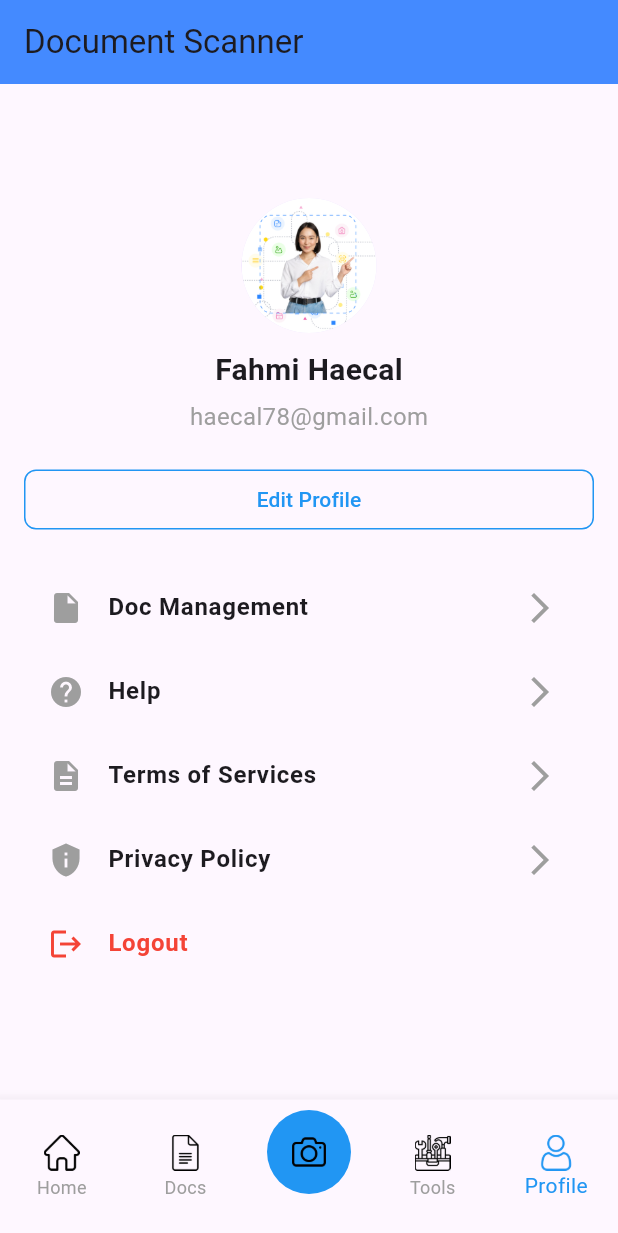
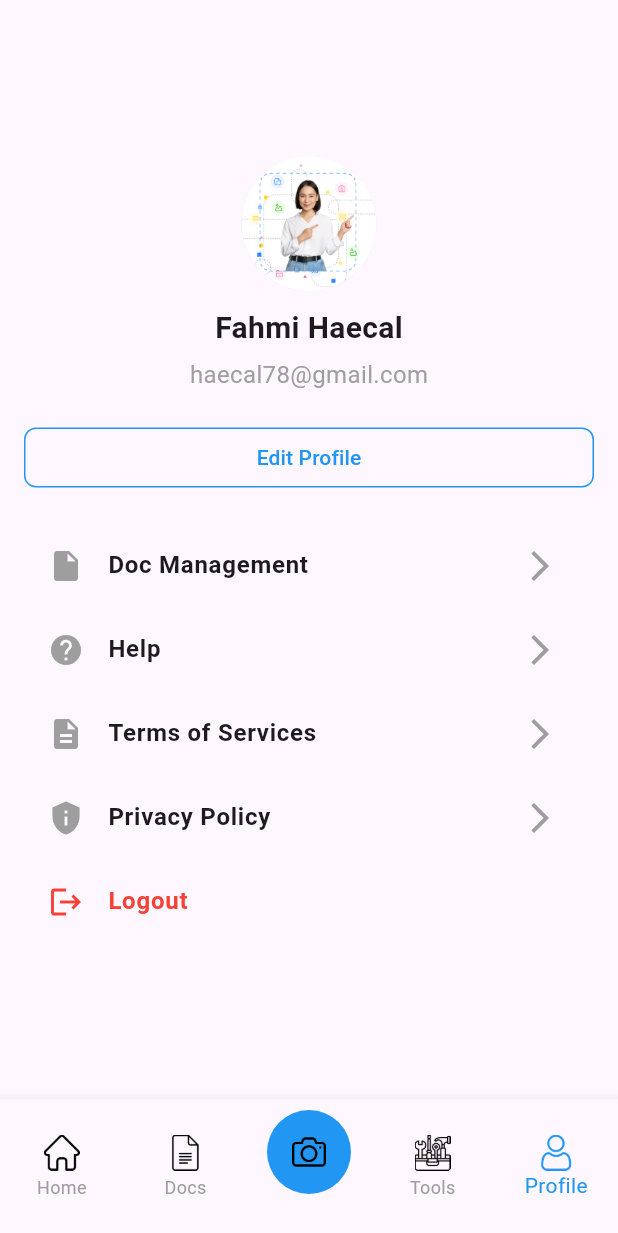
Before and after one commit to ranjan231/Doc-Scanner, a Flutter app: the HomeScreen screen opened directly, item 5 of the bottom bar chosen, on a phone screen of 412 x 824 dp. Shown: the top 1233 px of the screen. Run offline on Flutter 3.47's test engine with Material 3 defaults, Android fonts, the phone set to English and light mode, and no system bars; our stand-ins replace cloud_firestore, firebase_auth, firebase_core, google_sign_in; accounts and stored records are empty.

Commit message:
profile screen issue fix

```diff
--- /dev/null
+++ b/lib/Constant/Constant.dart
@@ -0,0 +1,9 @@
+import 'package:flutter/material.dart';
+
+class Constant {
+  static GlobalKey<NavigatorState> navigatorKey = GlobalKey<NavigatorState>();
+
+   static getRootContext() {
+    return Constant.navigatorKey.currentState!.context;
+  }
+}
--- a/lib/Screen/HomeScreen/HomeScreen.dart
+++ b/lib/Screen/HomeScreen/HomeScreen.dart
@@ -1,4 +1,5 @@
 import 'package:flutter/material.dart';
+import 'package:flutterpracticeversion22/Screen/ProfileScreen/ProfileScreen.dart';
 
 class HomeScreen extends StatefulWidget {
   @override
@@ -19,18 +20,17 @@ class _HomeScreenState extends State<HomeScreen> {
         const Center(
             child: Text('Tools Screen',
                 style: TextStyle(fontSize: 35, fontWeight: FontWeight.bold))),
-        _buildProfileForm(),
+        profileScreen(),
       ];
 
   @override
   Widget build(BuildContext context) {
     return Scaffold(
-      appBar: AppBar(
-        title: const Text('Document Scanner'),
-        backgroundColor: Colors.blueAccent,
-        elevation: 0,
+
+      body: Padding(
+        padding: const EdgeInsets.symmetric(vertical: 25),
+        child: _widgetOptions[_selectedIndex],
       ),
-      body: _widgetOptions[_selectedIndex],
       bottomNavigationBar: BottomNavigationBar(
         type: BottomNavigationBarType.fixed,
         currentIndex: _selectedIndex,
@@ -185,73 +185,6 @@ class _HomeScreenState extends State<HomeScreen> {
     );
   }
 
-  Widget _buildProfileForm() {
-    return Center(
-      child: SingleChildScrollView(
-        padding: const EdgeInsets.symmetric(horizontal: 16, vertical: 32),
-        child: Column(
-          children: [
-            // Profile image
-            CircleAvatar(
-              radius: 45,
-              backgroundImage: AssetImage(
-                  'assets/images/profile1.png'), // Replace with user's image if available
-            ),
-            const SizedBox(height: 10),
-
-            // User's name and email
-            const Text(
-              'Fahmi Haecal',
-              style: TextStyle(fontSize: 20, fontWeight: FontWeight.bold),
-            ),
-            const SizedBox(height: 5),
-            const Text(
-              'haecal78@gmail.com',
-              style: TextStyle(fontSize: 16, color: Colors.grey),
-            ),
-            const SizedBox(height: 20),
-
-            // Edit Profile button
-            SizedBox(
-              width: double.infinity,
-              child: OutlinedButton(
-                onPressed: () {
-                  print('Edit Profile clicked');
-                },
-                style: OutlinedButton.styleFrom(
-                  side: BorderSide(
-                      color: Colors.blue), // Set the border color to blue
-                  foregroundColor: Colors.blue, // Text color
-                  shape: RoundedRectangleBorder(
-                    borderRadius: BorderRadius.circular(8), // Rounded corners
-                  ),
-                ),
-                child: const Text('Edit Profile'),
-              ),
-            ),
-            const SizedBox(height: 20),
-            _buildProfileOption(Icons.insert_drive_file, 'Doc Management'),
-            _buildProfileOption(Icons.help, 'Help'),
-            _buildProfileOption(Icons.description, 'Terms of Services'),
-            _buildProfileOption(Icons.privacy_tip, 'Privacy Policy'),
-
-            // Logout button
-            ListTile(
-              leading: Icon(Icons.logout, color: Colors.red),
-              title: const Text(
-                'Logout',
-                style: TextStyle(color: Colors.red,fontWeight: FontWeight.bold),
-              ),
-              onTap: () {
-                print('User logged out');
-              },
-            ),
-          ],
-        ),
-      ),
-    );
-  }
-
   Widget _buildProfileOption(IconData icon, String label) {
     return ListTile(
       leading: Icon(icon, color: Colors.grey),
--- a/lib/Screen/LoginScreen/LoginScreen.dart
+++ b/lib/Screen/LoginScreen/LoginScreen.dart
@@ -87,6 +87,7 @@ class _LoginView2State extends State<LoginView2> {
       body: Center(
         child: Padding(
           padding: const EdgeInsets.symmetric(horizontal: 20.0),
+          child: SingleChildScrollView(
             child: Column(
               mainAxisAlignment: MainAxisAlignment.center,
               children: [
@@ -197,6 +198,7 @@ class _LoginView2State extends State<LoginView2> {
             ),
           ),
         ),
+      ),
     );
   }
 }
--- /dev/null
+++ b/lib/Screen/ProfileScreen/ProfileScreen.dart
@@ -0,0 +1,92 @@
+import 'package:flutter/material.dart';
+class  profileScreen extends StatefulWidget {
+  const  profileScreen({super.key});
+
+  @override
+  State<profileScreen> createState() =>  profileScreenState();
+}
+
+class  profileScreenState extends State< profileScreen> {
+
+
+  Widget _buildProfileOption(IconData icon, String label) {
+    return ListTile(
+      leading: Icon(icon, color: Colors.grey),
+      title: Text(label,style: TextStyle(fontWeight: FontWeight.bold),),
+      trailing: Icon(Icons.arrow_forward_ios, color: Colors.grey),
+      onTap: () {
+        print('$label tapped');
+      },
+    );
+  }
+
+  @override
+  Widget build(BuildContext context) {
+    return Scaffold(
+      body:  Center(
+        child: SingleChildScrollView(
+          padding: const EdgeInsets.symmetric(horizontal: 16, vertical: 32),
+          child: Column(
+            children: [
+              // Profile image
+              CircleAvatar(
+                radius: 45,
+                backgroundImage: AssetImage(
+                    'assets/images/profile1.png'), // Replace with user's image if available
+              ),
+              const SizedBox(height: 10),
+
+              // User's name and email
+              const Text(
+                'Fahmi Haecal',
+                style: TextStyle(fontSize: 20, fontWeight: FontWeight.bold),
+              ),
+              const SizedBox(height: 5),
+              const Text(
+                'haecal78@gmail.com',
+                style: TextStyle(fontSize: 16, color: Colors.grey),
+              ),
+              const SizedBox(height: 20),
+
+              // Edit Profile button
+              SizedBox(
+                width: double.infinity,
+                child: OutlinedButton(
+                  onPressed: () {
+                    print('Edit Profile clicked');
+                  },
+                  style: OutlinedButton.styleFrom(
+                    side: BorderSide(
+                        color: Colors.blue), // Set the border color to blue
+                    foregroundColor: Colors.blue, // Text color
+                    shape: RoundedRectangleBorder(
+                      borderRadius: BorderRadius.circular(8), // Rounded corners
+                    ),
+                  ),
+                  child: const Text('Edit Profile'),
+                ),
+              ),
+              const SizedBox(height: 20),
+              _buildProfileOption(Icons.insert_drive_file, 'Doc Management'),
+              _buildProfileOption(Icons.help, 'Help'),
+              _buildProfileOption(Icons.description, 'Terms of Services'),
+              _buildProfileOption(Icons.privacy_tip, 'Privacy Policy'),
+
+              // Logout button
+              ListTile(
+                leading: Icon(Icons.logout, color: Colors.red),
+                title: const Text(
+                  'Logout',
+                  style: TextStyle(color: Colors.red,fontWeight: FontWeight.bold),
+                ),
+                onTap: () {
+                  print('User logged out');
+                },
+              ),
+            ],
+          ),
+        ),
+      ),
+    );
+  }
+}
--- a/lib/main.dart
+++ b/lib/main.dart
@@ -1,5 +1,7 @@
 import 'package:firebase_core/firebase_core.dart';
 import 'package:flutter/material.dart';
+import 'package:flutterpracticeversion22/Constant/Constant.dart';
+import 'package:flutterpracticeversion22/Screen/HomeScreen/HomeScreen.dart';
 import 'package:flutterpracticeversion22/Screen/LoginScreen/LoginScreen.dart';
 import 'package:flutterpracticeversion22/fireBase.dart';
 
@@ -16,6 +18,7 @@ class MyApp extends StatelessWidget {
   Widget build(BuildContext context) {
     return MaterialApp(
       title: 'Develp by Ranjan',
+       navigatorKey: Constant.navigatorKey,
       debugShowCheckedModeBanner: false,
       theme: ThemeData(
         colorScheme: ColorScheme.fromSeed(seedColor: Colors.deepPurple),
```
Lines whose indentation alone changed are shown as unchanged.
